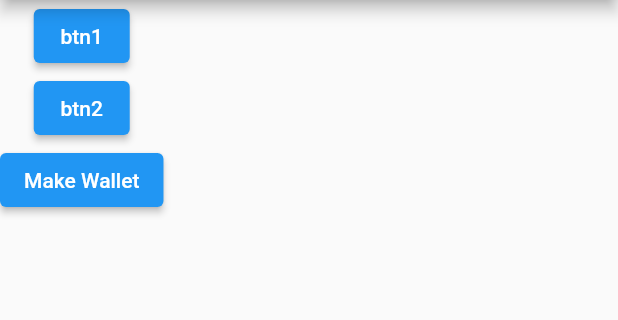
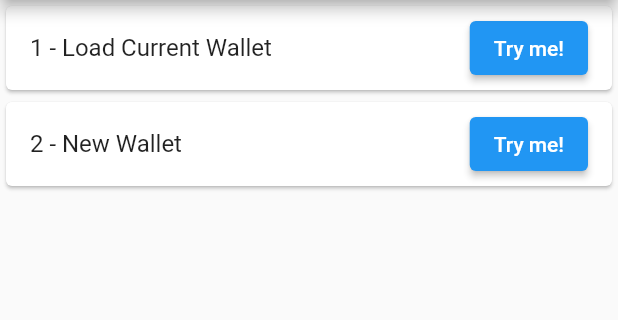
Before and after one commit to avme/avme-wallet-mobile, a Flutter app: the screen it shows after launch, on a phone screen of 412 x 824 dp, the part 84-404 px from its top. Run offline on Flutter 3.47's test engine with Material 2 defaults, Android fonts, the phone set to English and light mode, and no system bars; our stand-ins replace after_layout; missing offline and left inert: bip39, web3dart.

Commit message:
Created basic operation of the wallet as JSON, read file and write generated file/wallet.

```diff
--- a/lib/main.dart
+++ b/lib/main.dart
@@ -3,6 +3,7 @@
 import 'dart:math';
 
 import 'package:flutter/material.dart';
+import 'package:flutter/services.dart';
 import 'package:path_provider/path_provider.dart';
 import 'dart:io';
 import 'package:web3dart/web3dart.dart';
@@ -10,8 +11,9 @@ import 'package:avme_wallet/Screen/helper.dart';
 import 'package:after_layout/after_layout.dart';
 import 'package:bip39/bip39.dart' as bip39;
 
-String hex = "";
 var random = Null;
+
+final String password = "abacate";
 void main() {
   runApp(AvmeWallet());
 }
@@ -21,10 +23,13 @@ class AvmeWallet extends StatelessWidget with Helpers {
   @override
   Widget build(BuildContext context) {
     return MaterialApp(
-      home: Login(),
+      // home: Login(),
+      home: Scaffold(
+        appBar: AppBar(title: Text("AVME Wallet")),
+        body: LoginTwo(),
+      )
     );
   }
-
 }
 
 class Login extends StatefulWidget
@@ -40,32 +45,121 @@ class Login extends StatefulWidget
   }
 }
 
+class LoginTwo extends StatelessWidget with Helpers
+{
+  @override
+  Widget build(BuildContext context) {
+      return ListView(
+        children: [
+          Card(
+            child: ListTile(
+              title: Text("1 - Load Current Wallet"),
+              trailing: ElevatedButton(
+                onPressed: () {
+                  btnLoadWallet(context);
+                },
+                child: Text("Try me!"),
+              ),
+            )
+          ),
+          Card(
+              child: ListTile(
+                title: Text("2 - New Wallet"),
+                trailing: ElevatedButton(
+                  onPressed: () {
+                    btnMakeWallet(context);
+                  },
+                  child: Text("Try me!"),
+                ),
+              )
+          )
+        ],
+      );
+  }
+  btnLoadWallet(BuildContext context) async
+  {
+
+    snack("Trying to load...", context);
+    WalletManager wm = new WalletManager(hash:"futa");
+    File fileP = await wm._localFile;
+    String content = new File(fileP.path).readAsStringSync();
+    Wallet wallet = Wallet.fromJson(content, password);
+    // snack(content, context);
+    //Check the credentials
+    Credentials accessGranted = wallet.privateKey;
+    snack(accessGranted.toString(), context);
+  }
+  btnMakeWallet(BuildContext context) async
+  {
+    String hex = await WalletManager().generateSeed();
+    // WalletManager wm = new WalletManager(hash:hex);
+    WalletManager wm = new WalletManager(hash:"futa");
+    var _rng = new Random.secure();
+    // Credentials _random = EthPrivateKey.createRandom(_rng);
+    Credentials credentFromHex = EthPrivateKey.fromHex(hex);
+    Wallet wallet = Wallet.createNew(credentFromHex,password, _rng);
+    String json = wallet.toJson();
+    // snack(wallet.toJson(), context);
+
+    // SAVING THE WALLET
+
+
+    // UNCOMMENT TO SHOW THE PATH
+    // File pathString = await wm._localFile;
+    // snack(pathString.path, context);
+
+    File path = await wm.write(json);
+    snack("Saved to: "+path.path, context);
+  }
+  // @override
+  // void afterFirstLayout(BuildContext context) {
+  //   onLoad(context);
+  // }
+}
+
 class LoginState extends State<Login> with AfterLayoutMixin <Login>, Helpers
 {
 
   @override
   Widget build(BuildContext context) {
 
-    return Scaffold(
-      appBar: AppBar(
-        title: Text("AVME Wallet"),
-      ),
-      body:
+    return Row(children: [
+              // Row(children: [
+              //
+              //     Column(
+              //       children: [
+              //         Image.network(
+              //           'https://flutter.github.io/assets-for-api-docs/assets/widgets/owl-2.jpg',
+              //           height: 150,
+              //           width: 150,
+              //         ),
+              //         Image.asset('assets/images/supreme_f.png'
+              //         ),
+              //       ],
+              //     ),
+              // ],),
+              Row(children:[
                 Column(
                   children: [
-            ElevatedButton(
-              onPressed: () {
-                btn1(context);
-              },
-              child: Text("btn1"),
-            ),
-
-            ElevatedButton(
-              onPressed: () {
-                btn2(context);
-              },
-              child: Text("btn2"),
-            ),
+                    // ElevatedButton(
+                    //   onPressed: () {
+                    //     btn1(context);
+                    //   },
+                    //   child: Text("btn1"),
+                    // ),
+                    //
+                    // ElevatedButton(
+                    //   onPressed: () {
+                    //
+                    //   },
+                    //   child: Text("btn2"),
+                    // ),
+                    // ElevatedButton(
+                    //   onPressed: () {
+                    //     hasPermission(context);
+                    //   },
+                    //   child: Text("hasPermission"),
+                    // ),
                     ElevatedButton(
                       onPressed: () {
                         btnMakeWallet(context);
@@ -75,61 +169,46 @@ class LoginState extends State<Login> with AfterLayoutMixin <Login>, Helpers
 
                   ],
                 ),
-    );
+              ])
+        ]);
+
   }
   onLoad(BuildContext context)
   {
-      debugPrint('ANAL');
+
   }
   btn1(context)
   {
       snack("botao apertado", context);
   }
-  btn2(context)
+
+  btnMakeWallet(BuildContext context) async
   {
-      String preMnemonic = "cross burst million health capital category salt float velvet clerk version always";
-      // UNCOMMENT THE NEXT LINE TO GENERATE ANOTHER
-      // var mnemonic = bip39.generateMnemonic();
-      // GENERATIONG HEX
-
-      var _hex = bip39.mnemonicToSeedHex(preMnemonic);
-      hex = _hex;
-      snack(_hex, context);
-      // PRINTING DATA USING SNACKBAR
-      // debugPrint(mnemonic);
-      // snack(mnemonic.toString(), context);
-
-
-  }
-  btnMakeWallet(BuildContext context)
-  async {
-      //ALLOCATING WALLET DATA
-
-      // String content = new File("wallet.json").readAsStringSync();
-      // Wallet wallet = Wallet.fromJson(content, "test");
-
-      //DESCOMENTAR
+      String hex = await WalletManager().generateSeed();
+      // WalletManager wm = new WalletManager(hash:hex);
+      WalletManager wm = new WalletManager(hash:"futa");
       var _rng = new Random.secure();
       // Credentials _random = EthPrivateKey.createRandom(_rng);
       Credentials credentFromHex = EthPrivateKey.fromHex(hex);
       Wallet wallet = Wallet.createNew(credentFromHex,"abacate", _rng);
+      String json = wallet.toJson();
+      // snack(wallet.toJson(), context);
 
-      snack(wallet.toJson(), context);
+      // SAVING THE WALLET
 
-      // CREATING FILE ON THE CREATED WALLET
-      // todo: refactor this code
 
-      // Async because the app will request access to the device...
+      // UNCOMMENT TO SHOW THE PATH
+      // File pathString = await wm._localFile;
+      // snack(pathString.path, context);
 
-      // String path = await WalletManager()._localPath;
-      // snack(path, context);
+      File path = await wm.write(json);
+      snack("Saved to: "+path.path, context);
   }
   @override
   void afterFirstLayout(BuildContext context) {
     onLoad(context);
   }
 }
-
 // CREATING FILE ON THE CREATED WALLET
 // todo: refactor this code
 
@@ -139,10 +218,11 @@ class WalletManager
 {
   //Our constructor
   final String hash;
-    WalletManager({this.hash});
+  WalletManager({this.hash = ""});
 
   String ext = ".json";
-    String filename = "AVME/wallet-";
+  String folder = "AVME-Wallet/";
+  String filename = "wallet-";
 
 
   // GET THE DEFAULT PATH
@@ -153,12 +233,26 @@ class WalletManager
 
     return directory.path;
   }
+  // // SETTING THE FILE PATH
+  // Future<File> get _localFile async
+  // {
+  //   final path = await _localPath;
+  //   return File('$path/$filename$hash$ext');
+  // }
+
   // SETTING THE FILE PATH
   Future<File> get _localFile async
   {
     final path = await _localPath;
-        return File('$path/$filename$hash$ext');
+    final bool exists = await checkPath("$path/$folder");
+    String fullPath;
+    if(exists)
+    {
+         fullPath = "$path/$folder$filename$hash$ext";
     }
+    return File(fullPath);
+  }
+
   // WRITTING DATA
   Future<File> write(String json) async
   {
@@ -181,5 +275,35 @@ class WalletManager
     {
       debugPrint(e.toString());
     }
+    return null;
+  }
+  // VALIDATE THE GIVEN PATH, OTHERWISE CREATES THE DIRECTORY
+  Future<bool> checkPath(path) async
+  {
+      bool exists = await Directory(path).exists();
+      if(exists.toString() == "false")
+      {
+          var directory = await Directory(path).create(recursive: true);
+          debugPrint("CREATING THE DIRECTORY: " + directory.path);
+          exists = true;
+      }
+      else
+      {
+          debugPrint("DIRECTORY ALREADY EXISTS!" + path);
+      }
+      return exists;
+  }
+
+  Future<String> generateSeed() async
+  {
+
+    String preMnemonic = "cross burst million health capital category salt float velvet clerk version always";
+
+    // UNCOMMENT THE NEXT LINE TO GENERATE ANOTHER
+    // var mnemonic = bip39.generateMnemonic();
+
+    // GENERATIONG HEX
+    return bip39.mnemonicToSeedHex(preMnemonic);
+    // debugPrint(mnemonic);
   }
 }
```
Also changed, not shown: assets/images/supreme_f.png (added). Lines whose indentation alone changed are shown as unchanged.
